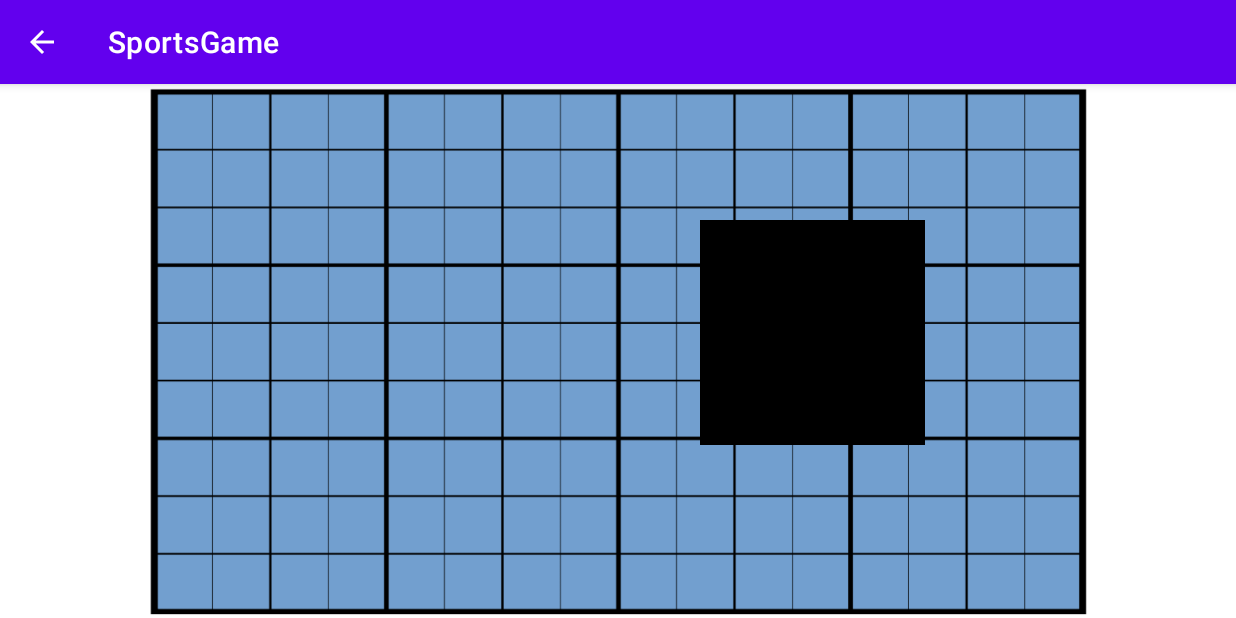
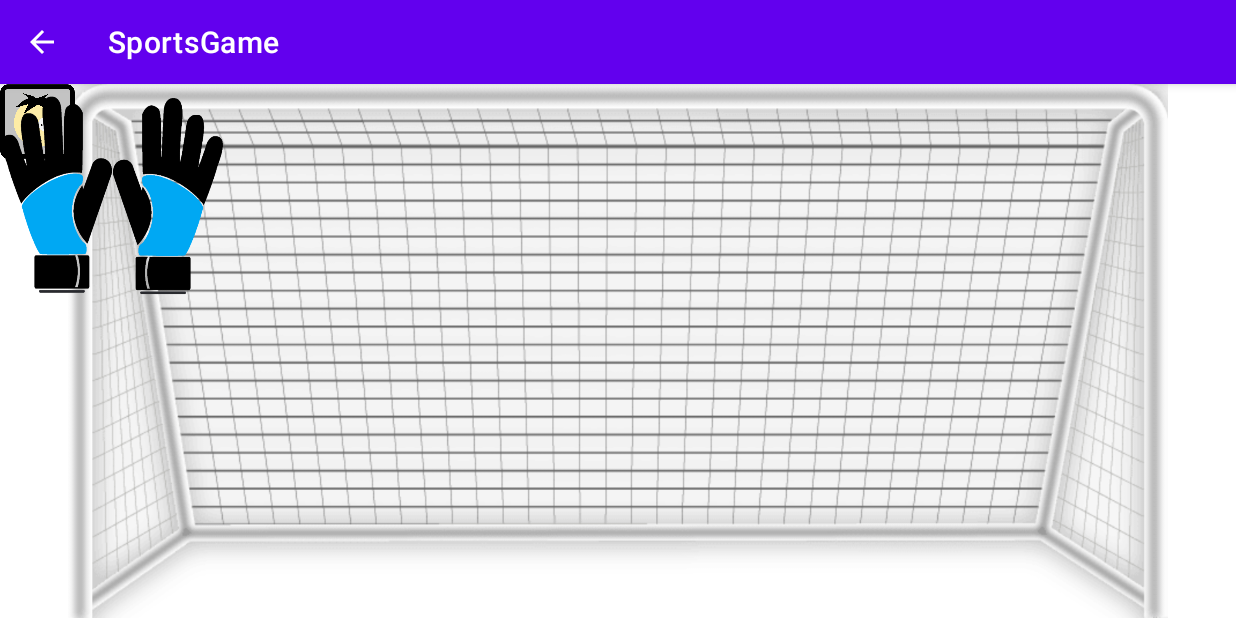
Before and after one commit to pasale2512/SportsGame, an Android app: the PenaltyShootout screen opened directly, with no data from a screen before it, on a phone screen of 824 x 412 dp (held sideways). Run offline under Robolectric (Android 15) with nearby library versions, the phone set to English and light mode, and no system bars.

Commit message:
goal and keeper changed

```diff
--- a/app/src/main/java/com/example/sportsgame/PenaltyShootout.java
+++ b/app/src/main/java/com/example/sportsgame/PenaltyShootout.java
@@ -25,7 +25,7 @@ public class PenaltyShootout extends AppCompatActivity {
     protected void onCreate(Bundle savedInstanceState) {
         super.onCreate(savedInstanceState);
         setContentView(R.layout.activity_penalty_shootout);
-        //ImageView background = (ImageView) this.findViewById(R.id.imageVie´);
+        //ImageView background = (ImageView) this.findViewById(R.id.imageView);
         //background.setOnTouchListener(touch);
 
         View view = findViewById(R.id.background);
@@ -35,8 +35,8 @@ public class PenaltyShootout extends AppCompatActivity {
             @Override
             public void onGlobalLayout() {
 
-
                 ImageView bildView = findViewById(R.id.bild);
+                bildView.setOnTouchListener(touch);
                 Drawable drawable = bildView.getDrawable();
                 Bitmap bitmap = BitmapFactory.decodeResource(getResources(), R.drawable.goaltest);
                 int width = bitmap.getWidth();
@@ -50,11 +50,16 @@ public class PenaltyShootout extends AppCompatActivity {
                 ImageView quadrat = (ImageView) view.findViewById(R.id.quadrat);
                 //moveQuadrat(quadrat);
 
-
                 int newX= getRandomNumber(bildLeft, (bildLeft +bildWidth-quadrat.getWidth()));
                 int newY = getRandomNumber(bildTop, (bildTop + bildHeight -quadrat.getHeight()));
+                moveImageView(quadrat, newX, newY);
 
-                moveImageView(quadrat, newX, newY); // move to X=100, Y=200
+
+                ImageView ball = (ImageView) view.findViewById(R.id.ball);
+
+                int ballPosX=0;
+                int ballPosY=0;
+                moveBall(ball, ballPosX, ballPosY);
 
                 // Unregister the listener to avoid multiple calls
                 view.getViewTreeObserver().removeOnGlobalLayoutListener(this);
@@ -76,6 +81,7 @@ public class PenaltyShootout extends AppCompatActivity {
             int y = (int) event.getY();
 
             switch(event.getAction()) {
+
                 case MotionEvent.ACTION_UP:
                     Snackbar.make(view, x + " " + y, Snackbar.LENGTH_SHORT).show();
                     break;
@@ -85,9 +91,11 @@ public class PenaltyShootout extends AppCompatActivity {
     };
 
 
+
+
     public void moveImageView(ImageView quadrat, int newX, int newY) {
         TranslateAnimation animation = new TranslateAnimation(0, newX - quadrat.getX(), 0, newY - quadrat.getY());
-        animation.setDuration(500);
+        animation.setDuration(2000);
         //Nach der Bewegung in der neuen position bleiben
         animation.setFillAfter(true);
         quadrat.startAnimation(animation);
@@ -106,14 +114,29 @@ public class PenaltyShootout extends AppCompatActivity {
                 moveImageView(quadrat, newX2, newY2); // move to X=100, Y=200
             }
             //delay für die Dauer der Animation
-        }, 500);
+        }, 2000);
     }
 
 
     public void moveBall(ImageView ball, int newX, int newY){
 
         TranslateAnimation ballAnimation = new TranslateAnimation(0, newX-ball.getX(), 0, newY-ball.getY());
+        //Duration je nach Schusskraft stärker oder schwächer
         ballAnimation.setDuration(500);
+        ballAnimation.setFillAfter(true);
+        ball.setAnimation(ballAnimation);
 
+        ball.postDelayed(new Runnable() {
+            @Override
+            public void run() {
+                ball.clearAnimation();
+                ball.setX(newX);
+                ball.setY(newY);
+
+                int newX2= getRandomNumber(bildLeft, (bildLeft +bildWidth-ball.getWidth()));
+                int newY2 = getRandomNumber(bildTop, (bildTop + bildHeight -ball.getHeight()));
+            }
+            //delay für die Dauer der Animation
+        }, 500);
     }
 }
--- a/app/src/main/res/layout/activity_penalty_shootout.xml
+++ b/app/src/main/res/layout/activity_penalty_shootout.xml
@@ -14,26 +14,30 @@
         android:background="@android:drawable/screen_background_light"
         android:scaleType="centerInside">
 
-
-
         <ImageView
             android:id="@+id/bild"
             android:layout_weight="1"
             android:layout_height="match_parent"
-            app:srcCompat="@drawable/goaltest"
+            app:srcCompat="@drawable/goal169"
             android:scaleType="centerInside"
             android:layout_width="match_parent"
+            />
 
+        <ImageView
+            android:id="@+id/ball"
+            android:layout_width="50dp"
+            android:layout_height="50dp"
+            app:srcCompat="@drawable/shop_white_player"
+            android:layout_marginLeft="340dp"
+            android:layout_marginTop="330dp"
             />
 
         <ImageView
             android:id="@+id/quadrat"
             android:layout_width="150dp"
             android:layout_height="150dp"
-            app:srcCompat="@android:drawable/screen_background_dark"
-            tools:layout_editor_absoluteX="88dp"
-            tools:layout_editor_absoluteY="124dp"
-            />
+            app:srcCompat="@drawable/shopitem_keeper" />
+
 
     </FrameLayout>
 
```
Also changed, not shown: app/src/main/res/drawable/goal169.png (added), app/src/main/res/drawable/shopitem_keeper.png (added), 25 other files.
